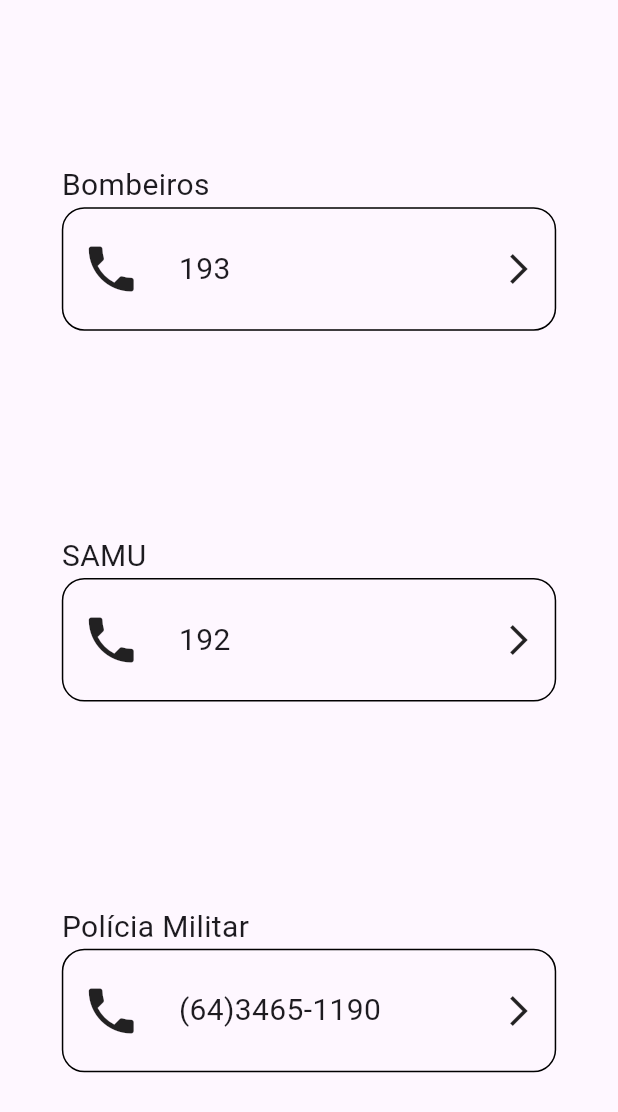
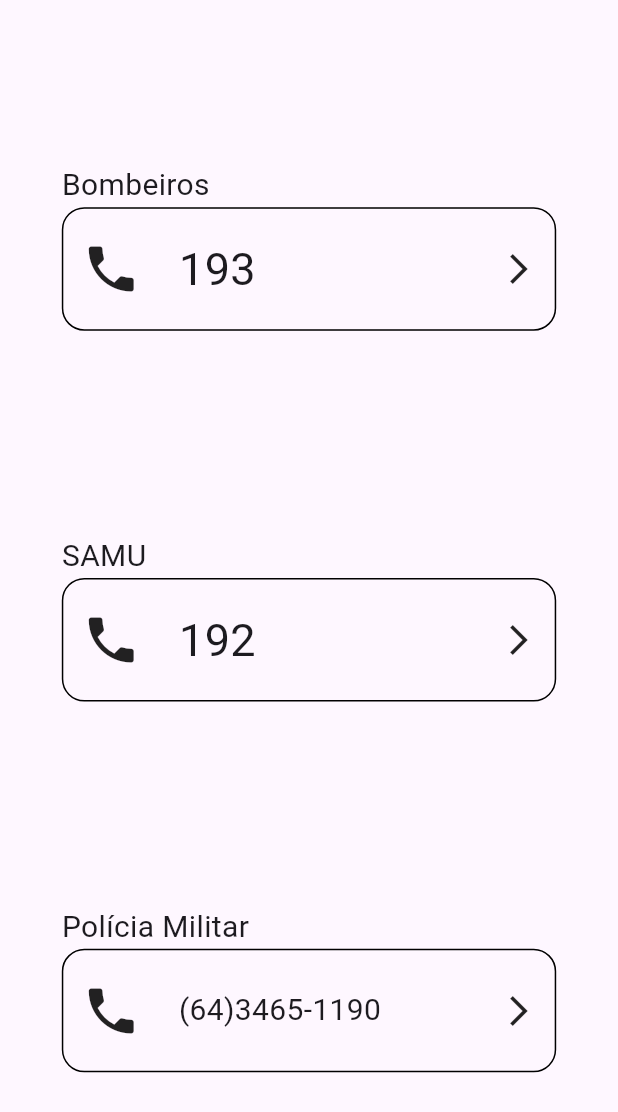
Before and after one commit to luanozn/Educa-Guard-Mobile, a Flutter app: the EmergencyCallsScreen screen opened directly, on a phone screen of 412 x 824 dp. Shown: the top 1112 px of the screen. Run offline on Flutter 3.47's test engine with Material 3 defaults, Android fonts, the phone set to English and light mode, and no system bars; missing offline and left inert: face_camera.

Commit message:
atualizando tela de chamadas de emergencia

```diff
--- a/lib/main.dart
+++ b/lib/main.dart
@@ -1,4 +1,5 @@
 import 'package:educa_guardia/views/auth/login_screen.dart';
+import 'package:educa_guardia/views/emergency_calls_screen.dart';
 import 'package:face_camera/face_camera.dart';
 import 'package:flutter/material.dart';
 import 'package:flutter/services.dart';
@@ -26,7 +27,7 @@
         colorScheme: ColorScheme.fromSeed(seedColor: Colors.deepPurple),
         useMaterial3: true,
       ),
-      home: LoginScreen()
+      home: EmergencyCallsScreen()
     );
   }
 }
--- a/lib/views/emergency_calls_screen.dart
+++ b/lib/views/emergency_calls_screen.dart
@@ -37,7 +37,7 @@
                               size: 40,
                             ),
                             SizedBox(width: 25,),
-                            Text('193',style: TextStyle(fontSize: 20),)
+                            Text('193',style: TextStyle(fontSize: 30),)
                           ],
                         ),
                         Icon(Icons.arrow_forward_ios_outlined)
@@ -72,7 +72,7 @@
                               size: 40,
                             ),
                             SizedBox(width: 25,),
-                            Text('192',style: TextStyle(fontSize: 20),)
+                            Text('192',style: TextStyle(fontSize: 30),)
                           ],
                         ),
                         Icon(Icons.arrow_forward_ios_outlined)
```
